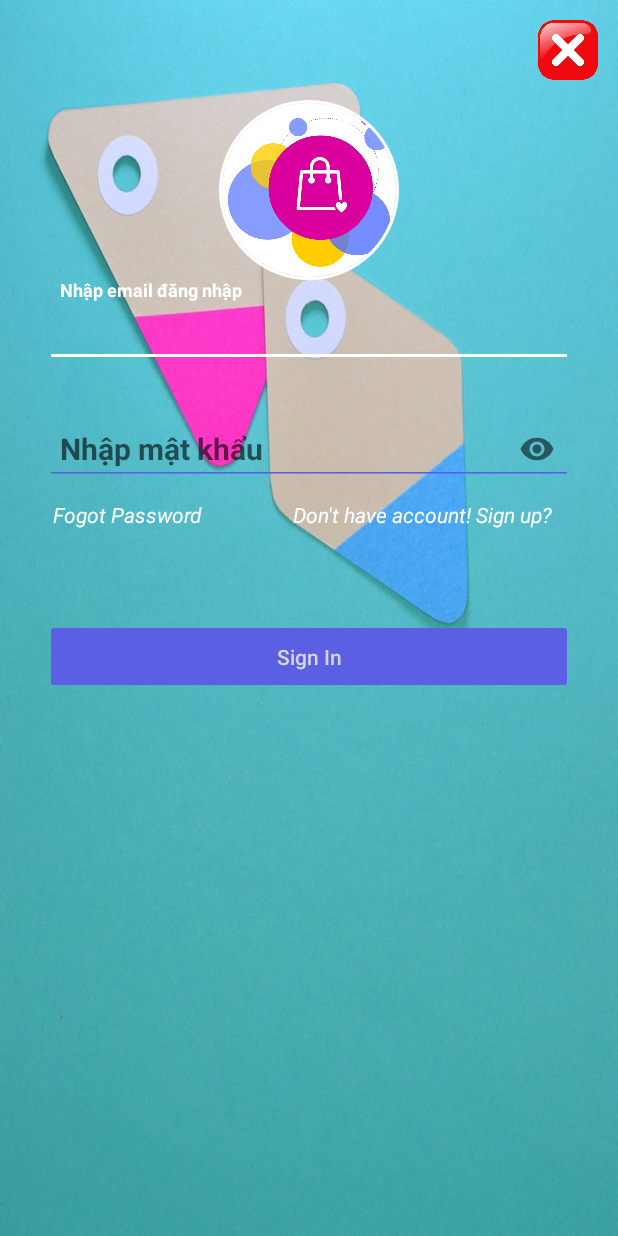
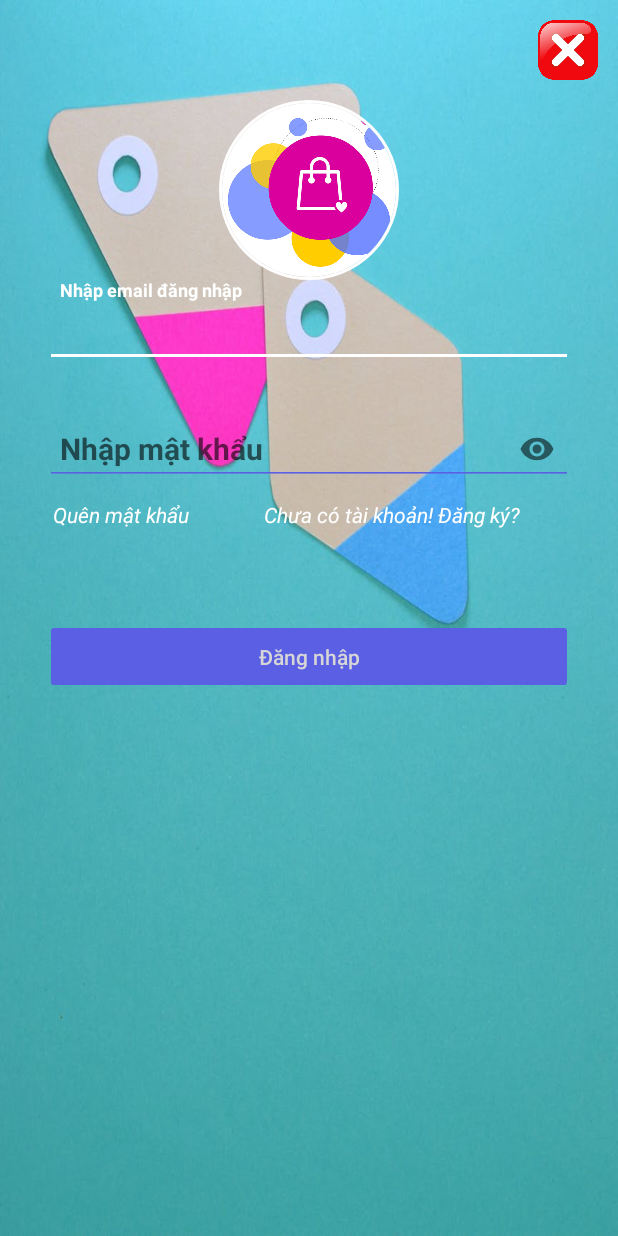
Before and after one commit to htduyen/EcormerceApp, an Android app: the screen it shows after launch (RegisterActivity), on a phone screen of 412 x 824 dp. Run offline under Robolectric (Android 15) with nearby library versions, the light colour scheme and no system bars; our stand-ins replace CircleImageView, Firebase (no records; nobody signed in at launch, a user with empty details on screens opened directly).

Commit message:
Change language from english to vietnamese

```diff
--- a/app/src/main/java/com/thud/myecormerce/View/DeliveryActivity.java
+++ b/app/src/main/java/com/thud/myecormerce/View/DeliveryActivity.java
@@ -286,7 +286,7 @@ public class DeliveryActivity extends AppCompatActivity {
             btn_continute.setEnabled(false);
             btn_changeOrAddAddress.setEnabled(false);
             constraint_order_confirm_layout.setVisibility(View.VISIBLE);
-            txt_order_id_confirm.setText("Your order id: " + order_id);
+            txt_order_id_confirm.setText("Mã đơn hàng: " + order_id);
             btn_continute_shopping_confirm.setOnClickListener(new View.OnClickListener() {
                 @Override
                 public void onClick(View v) {
--- a/app/src/main/res/layout/activity_delivery.xml
+++ b/app/src/main/res/layout/activity_delivery.xml
@@ -198,7 +198,7 @@
             android:layout_height="wrap_content"
             android:layout_marginStart="8dp"
             android:layout_marginEnd="8dp"
-            android:layout_marginBottom="8dp"
+            android:layout_marginBottom="6dp"
             android:background="@android:color/transparent"
             android:padding="10dp"
             app:layout_constraintBottom_toTopOf="@+id/txt_continute_shopping"
--- a/app/src/main/res/layout/fragment_sign_in.xml
+++ b/app/src/main/res/layout/fragment_sign_in.xml
@@ -84,7 +84,7 @@
                 android:layout_width="wrap_content"
                 android:layout_height="wrap_content"
                 android:id="@+id/txt_fogot_pass_signin"
-                android:text="Fogot Password"
+                android:text="Quên mật khẩu"
                 android:textColor="@android:color/white"
                 android:layout_marginLeft="35dp"
                 android:layout_marginTop="10dp"
@@ -93,9 +93,9 @@
                 android:layout_width="wrap_content"
                 android:layout_height="wrap_content"
                 android:id="@+id/txt_signup_signin"
-                android:text="Don't have account! Sign up?"
+                android:text="Chưa có tài khoản! Đăng ký?"
                 android:textColor="@android:color/white"
-                android:layout_marginLeft="60dp"
+                android:layout_marginLeft="50dp"
                 android:layout_marginTop="10dp"
                 android:textStyle="italic"/>
         </LinearLayout>
@@ -117,7 +117,7 @@
             android:layout_marginLeft="30dp"
             android:layout_marginRight="30dp"
             android:layout_marginTop="10dp"
-            android:text="Sign In"
+            android:text="Đăng nhập"
             android:backgroundTint="@color/colorPrimaryDark"
             android:textColor="@color/white"
             android:textAllCaps="false"
```
Also changed, not shown: app/src/main/res/layout/activity_my_address.xml (+6 -6 lines), app/src/main/res/layout/fragment_sign_up.xml (+6 -2 lines), app/src/main/res/layout/product_img_detail.xml (+4 -4 lines), app/src/main/res/layout/ship_detail_item_layout.xml (+6 -6 lines).
